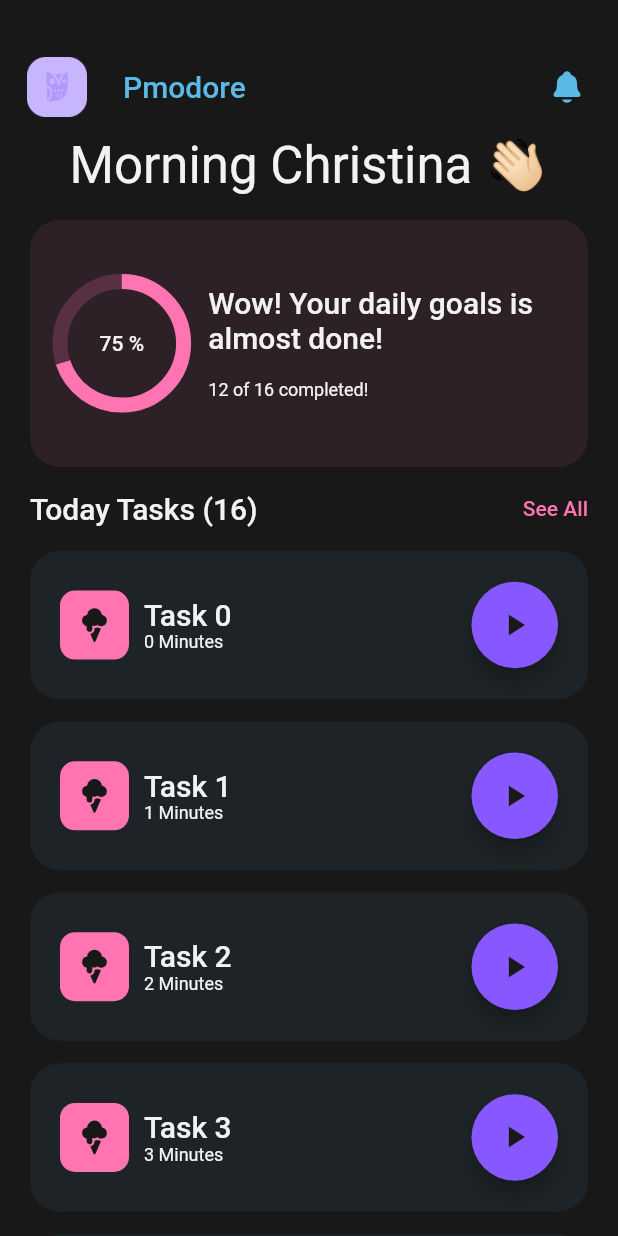
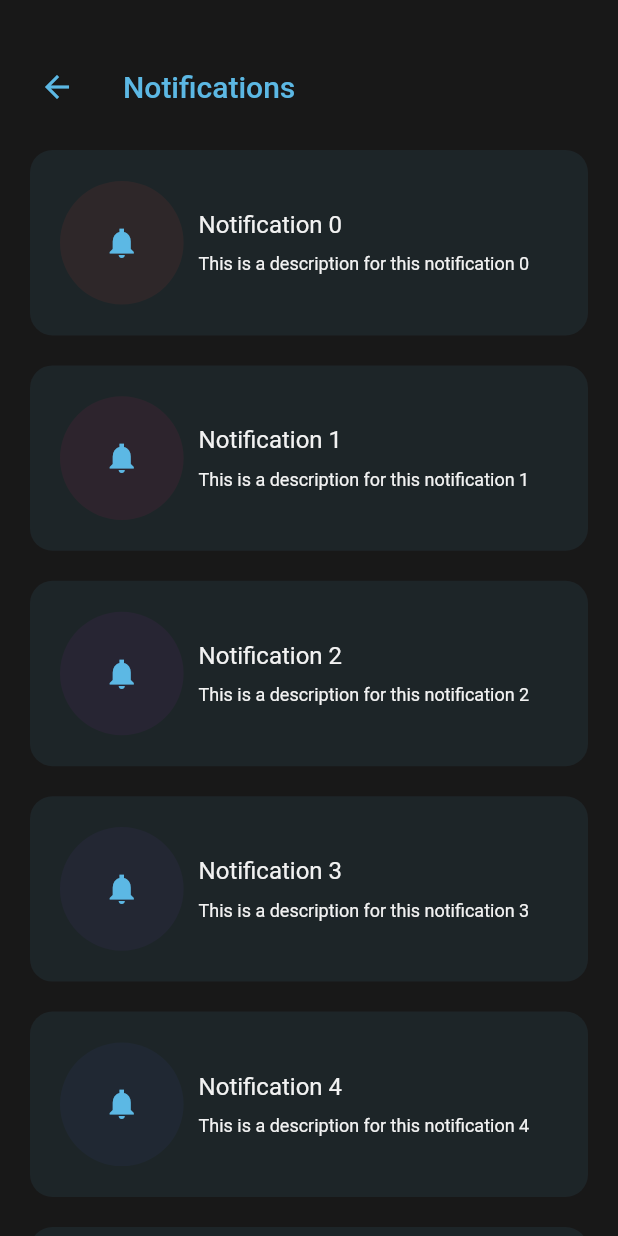
Before and after one commit to dhairya703/pomodoroapp, a Flutter app: the HomePage screen opened directly, after a tap on an icon or button, on a phone screen of 412 x 824 dp. Run offline on Flutter 3.47's test engine with Material 2 defaults, Android fonts, the phone set to English and light mode, and no system bars; our stand-ins replace calendar_timeline, ionicons; missing offline and left inert: bitsdojo_window.

Commit message:
notifications page ui skeleton completed

```diff
--- a/lib/core/constant/constant.dart
+++ b/lib/core/constant/constant.dart
@@ -1,5 +1,6 @@
 import 'package:flutter/material.dart';
 import 'package:pomodore/features/home/presentation/pages/home_page.dart';
+import 'package:pomodore/features/home/presentation/pages/notifications_page.dart';
 import 'package:pomodore/features/settings/presentation/pages/settings_page.dart';
 import 'package:pomodore/features/tasks/presentation/pages/tasks_page.dart';
 import 'package:pomodore/features/timer/presentation/pages/timer_page.dart';
@@ -50,6 +51,9 @@ class AppConstant {
   static const todayTasks = "Today Tasks (#)";
   static const seeAllTitle = "See All";
 
+  /// [NotificationsPage]
+  static const notificationsTitle = "Notifications";
+
   // colors
   static const whiteColor = Color(0xffF2F2F2);
   static const cyanColor = Color(0xff5CB8E4);
--- a/lib/core/router/router.dart
+++ b/lib/core/router/router.dart
@@ -1,5 +1,7 @@
 import 'package:flutter/material.dart';
 import 'package:pomodore/features/base/presentation/pages/base_page.dart';
+import 'package:pomodore/features/home/presentation/pages/all_today_tasks_page.dart';
+import 'package:pomodore/features/home/presentation/pages/notifications_page.dart';
 
 import '../../features/splash/presentation/pages/splash_page.dart';
 
@@ -8,6 +10,12 @@ class AppRouter {
     switch (routeSettings.name) {
       case BasePage.routeName:
         return MaterialPageRoute(builder: (context) => const BasePage());
+      case NotificationsPage.routeName:
+        return MaterialPageRoute(
+            builder: (context) => const NotificationsPage());
+      case AllTodayTasksPage.routeName:
+        return MaterialPageRoute(
+            builder: (context) => const AllTodayTasksPage());
       default:
         return MaterialPageRoute(builder: (context) => const SplashPage());
     }
--- a/lib/core/widgets/base_app_bar.dart
+++ b/lib/core/widgets/base_app_bar.dart
@@ -3,12 +3,18 @@ import 'package:flutter/material.dart';
 import '../constant/constant.dart';
 
 class BaseAppBar extends StatelessWidget with PreferredSizeWidget {
-  const BaseAppBar({Key? key, required this.title, this.action, this.onPressed})
+  const BaseAppBar(
+      {Key? key,
+      required this.title,
+      this.action,
+      this.onPressed,
+      this.hasBackBtn = false})
       : super(key: key);
 
   final String title;
   final Widget? action;
   final VoidCallback? onPressed;
+  final bool hasBackBtn;
 
   @override
   Size get preferredSize => const Size.fromHeight(90);
@@ -23,14 +29,16 @@ class BaseAppBar extends StatelessWidget with PreferredSizeWidget {
             child: Material(
               color: Colors.transparent,
               child: IconButton(
-                icon: Material(
+                icon: hasBackBtn
+                    ? const Icon(Icons.arrow_back)
+                    : Material(
                         color: Colors.transparent,
                         clipBehavior: Clip.antiAlias,
                         child: Image.asset(
                           "assets/images/logo.png",
                         ),
                       ),
-                onPressed: null,
+                onPressed: hasBackBtn ? () => Navigator.pop(context) : null,
               ),
             )),
         title: Text(
@@ -42,7 +50,7 @@ class BaseAppBar extends StatelessWidget with PreferredSizeWidget {
         ),
         actions: [
           IconButton(
-            onPressed: () => onPressed,
+            onPressed: onPressed,
             icon: action ?? Container(),
           ),
         ],
--- /dev/null
+++ b/lib/features/home/presentation/pages/all_today_tasks_page.dart
@@ -0,0 +1,12 @@
+import 'package:flutter/material.dart';
+
+class AllTodayTasksPage extends StatelessWidget {
+  const AllTodayTasksPage({Key? key}) : super(key: key);
+
+  static const routeName = "/appTodayTasks";
+
+  @override
+  Widget build(BuildContext context) {
+    return const Scaffold();
+  }
+}
--- a/lib/features/home/presentation/pages/home_page.dart
+++ b/lib/features/home/presentation/pages/home_page.dart
@@ -5,15 +5,19 @@ import 'package:pomodore/core/utils/size_config.dart';
 import 'package:pomodore/core/widgets/base_app_bar.dart';
 import 'package:pomodore/features/home/presentation/widgets/home_task_item.dart';
 
+import 'notifications_page.dart';
+
 class HomePage extends StatelessWidget {
   const HomePage({Key? key}) : super(key: key);
 
   @override
   Widget build(BuildContext context) {
     return Scaffold(
-      appBar: const BaseAppBar(
+      appBar: BaseAppBar(
         title: AppConstant.homeTitle,
-        action: Icon(Ionicons.notifications),
+        action: const Icon(Ionicons.notifications),
+        onPressed: () =>
+            Navigator.pushNamed(context, NotificationsPage.routeName),
       ),
       body: Padding(
         padding: const EdgeInsets.symmetric(horizontal: 20),
--- /dev/null
+++ b/lib/features/home/presentation/pages/notifications_page.dart
@@ -0,0 +1,28 @@
+import 'package:flutter/material.dart';
+import 'package:pomodore/core/constant/constant.dart';
+import 'package:pomodore/core/widgets/base_app_bar.dart';
+import 'package:pomodore/features/home/presentation/widgets/notificaiton_item.dart';
+
+class NotificationsPage extends StatelessWidget {
+  const NotificationsPage({Key? key}) : super(key: key);
+
+  static const routeName = "/notifications";
+
+  @override
+  Widget build(BuildContext context) {
+    return Scaffold(
+      appBar: const BaseAppBar(
+        title: AppConstant.notificationsTitle,
+        hasBackBtn: true,
+      ),
+      body: ListView.builder(
+        itemCount: 100,
+        itemBuilder: (context, index) => NotificationItem(
+            title: "Notification $index",
+            description: "This is a description for this notification $index",
+            color: Colors.primaries[index % 17],
+            icon: Icons.notifications_sharp),
+      ),
+    );
+  }
+}
--- /dev/null
+++ b/lib/features/home/presentation/widgets/notificaiton_item.dart
@@ -0,0 +1,65 @@
+import 'package:flutter/material.dart';
+import 'package:pomodore/core/utils/size_config.dart';
+
+import '../../../../core/constant/constant.dart';
+
+class NotificationItem extends StatelessWidget {
+  const NotificationItem({
+    Key? key,
+    required this.color,
+    required this.icon,
+    required this.title,
+    required this.description,
+  }) : super(key: key);
+
+  final IconData icon;
+  final Color color;
+  final String title, description;
+
+  @override
+  Widget build(BuildContext context) {
+    return Padding(
+      padding: const EdgeInsets.symmetric(vertical: 10, horizontal: 20),
+      child: Container(
+        height: SizeConfig.heightMultiplier * 15,
+        decoration: BoxDecoration(
+          color: AppConstant.cyanColor.withOpacity(.08),
+          borderRadius: BorderRadius.circular(15),
+        ),
+        padding: const EdgeInsets.symmetric(vertical: 10, horizontal: 20),
+        child: Row(
+          children: [
+            Container(
+              height: SizeConfig.widthMultiplier * 20,
+              width: SizeConfig.widthMultiplier * 20,
+              decoration: BoxDecoration(
+                color: color.withOpacity(.08),
+                shape: BoxShape.circle,
+              ),
+              child: Icon(icon),
+            ),
+            const SizedBox(width: 10),
+            Expanded(
+              child: Column(
+                mainAxisAlignment: MainAxisAlignment.center,
+                crossAxisAlignment: CrossAxisAlignment.start,
+                children: [
+                  Text(
+                    title,
+                    style: Theme.of(context).textTheme.titleMedium,
+                  ),
+                  const SizedBox(height: 10),
+                  Text(
+                    description,
+                    style: Theme.of(context).textTheme.bodySmall,
+                    maxLines: 3,
+                  ),
+                ],
+              ),
+            ),
+          ],
+        ),
+      ),
+    );
+  }
+}
--- a/lib/features/profile/presentation/pages/profile_page.dart
+++ b/lib/features/profile/presentation/pages/profile_page.dart
@@ -6,7 +6,7 @@ class ProfilePage extends StatelessWidget {
 
   @override
   Widget build(BuildContext context) {
-    return Scaffold(
+    return const Scaffold(
       appBar: BaseAppBar(title: "Profile"),
     );
   }
```
Lines whose indentation alone changed are shown as unchanged.
